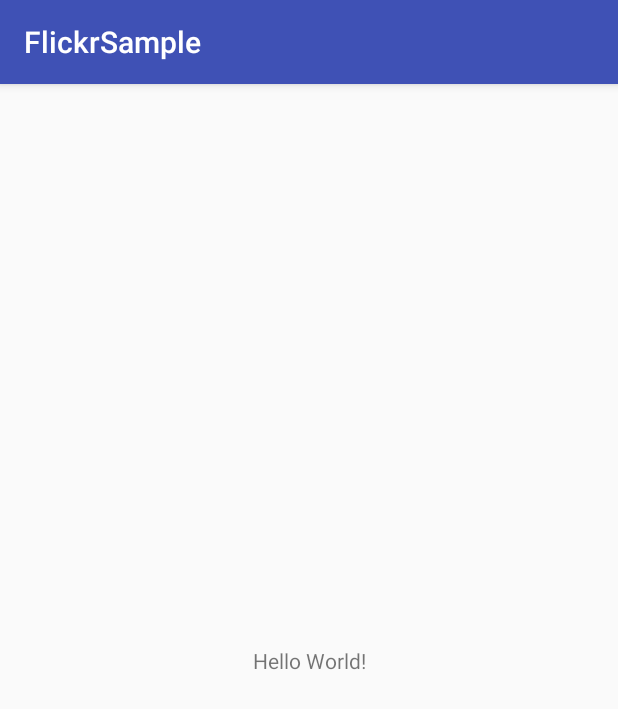
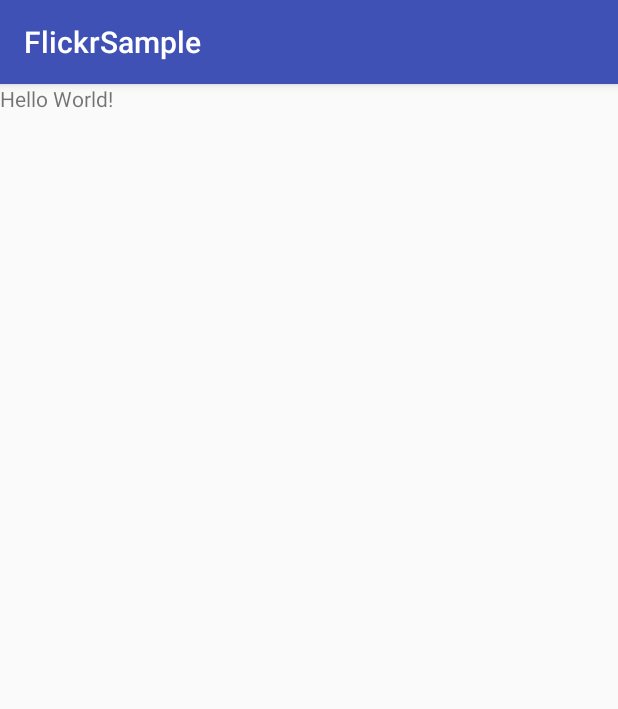
Before and after one commit to davetao/flickr_sample, an Android app: the screen it shows after launch (MainActivity), on a phone screen of 412 x 824 dp. Shown: the top 709 px of the screen. Run offline under Robolectric (Android 15) with nearby library versions, the phone set to English and light mode, and no system bars.

Commit message:
Removed constraint layout dependency

```diff
--- a/app/src/main/res/layout/activity_main.xml
+++ b/app/src/main/res/layout/activity_main.xml
@@ -1,19 +1,14 @@
 <?xml version="1.0" encoding="utf-8"?>
-<android.support.constraint.ConstraintLayout
+<LinearLayout
     xmlns:android="http://schemas.android.com/apk/res/android"
-    xmlns:app="http://schemas.android.com/apk/res-auto"
     xmlns:tools="http://schemas.android.com/tools"
     android:layout_width="match_parent"
     android:layout_height="match_parent"
-    tools:context=".MainActivity">
+    tools:context=".view.ui.MainActivity">
 
     <TextView
         android:layout_width="wrap_content"
         android:layout_height="wrap_content"
-        android:text="Hello World!"
-        app:layout_constraintBottom_toBottomOf="parent"
-        app:layout_constraintLeft_toLeftOf="parent"
-        app:layout_constraintRight_toRightOf="parent"
-        app:layout_constraintTop_toTopOf="parent"/>
+        android:text="Hello World!" />
 
-</android.support.constraint.ConstraintLayout>
+</LinearLayout>
```
